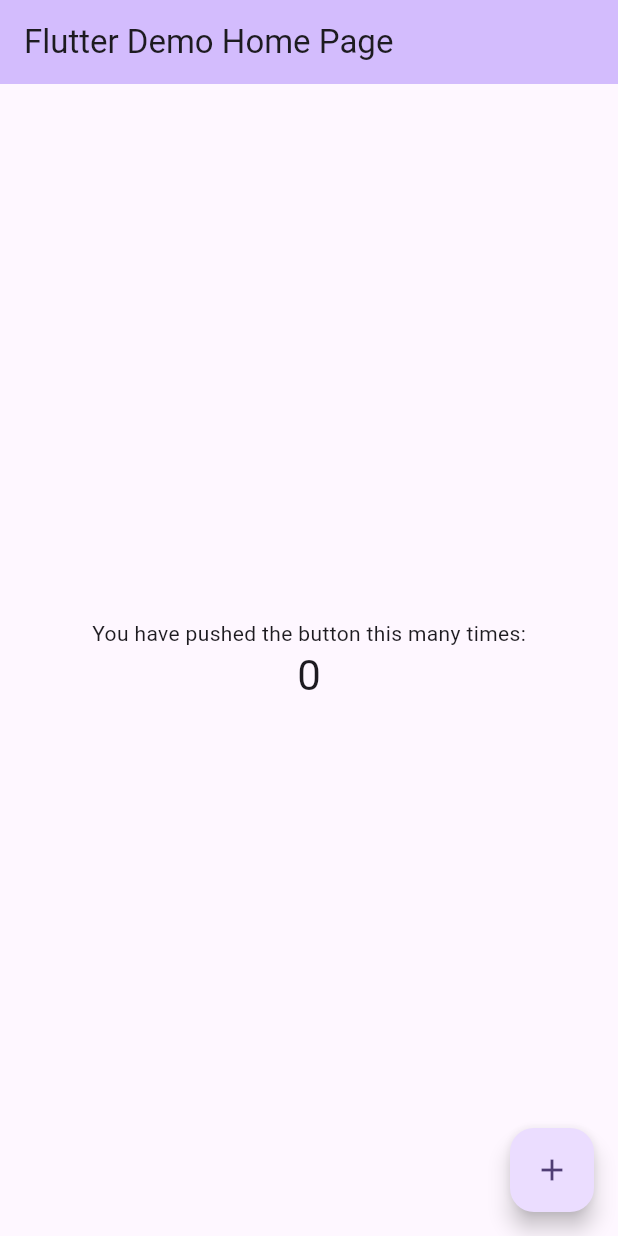
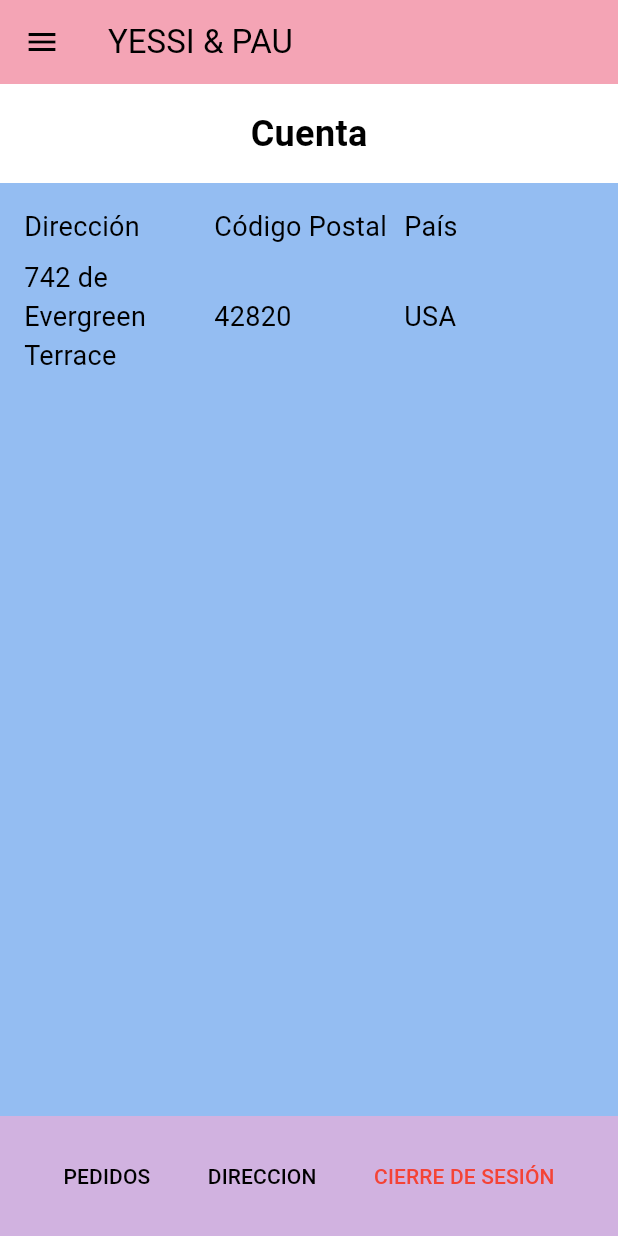
Before and after one commit to Padilla1403/YESSI_AND_PAU_COSMETICS, a Flutter app: the screen it shows after launch, on a phone screen of 412 x 824 dp. Run offline on Flutter 3.47's test engine with Material 3 defaults, Android fonts, the phone set to English and light mode, and no system bars.

```diff
--- a/lib/main.dart
+++ b/lib/main.dart
@@ -1,125 +1,116 @@
 import 'package:flutter/material.dart';
 
 void main() {
-  runApp(const MyApp());
+  runApp(MyApp());
 }
 
 class MyApp extends StatelessWidget {
-  const MyApp({super.key});
-
-  // This widget is the root of your application.
   @override
   Widget build(BuildContext context) {
     return MaterialApp(
-      title: 'Flutter Demo',
-      theme: ThemeData(
-        // This is the theme of your application.
-        //
-        // TRY THIS: Try running your application with "flutter run". You'll see
-        // the application has a purple toolbar. Then, without quitting the app,
-        // try changing the seedColor in the colorScheme below to Colors.green
-        // and then invoke "hot reload" (save your changes or press the "hot
-        // reload" button in a Flutter-supported IDE, or press "r" if you used
-        // the command line to start the app).
-        //
-        // Notice that the counter didn't reset back to zero; the application
-        // state is not lost during the reload. To reset the state, use hot
-        // restart instead.
-        //
-        // This works for code too, not just values: Most code changes can be
-        // tested with just a hot reload.
-        colorScheme: ColorScheme.fromSeed(seedColor: Colors.deepPurple),
-        useMaterial3: true,
-      ),
-      home: const MyHomePage(title: 'Flutter Demo Home Page'),
+      home: AccountPage(),
     );
   }
 }
 
-class MyHomePage extends StatefulWidget {
-  const MyHomePage({super.key, required this.title});
-
-  // This widget is the home page of your application. It is stateful, meaning
-  // that it has a State object (defined below) that contains fields that affect
-  // how it looks.
-
-  // This class is the configuration for the state. It holds the values (in this
-  // case the title) provided by the parent (in this case the App widget) and
-  // used by the build method of the State. Fields in a Widget subclass are
-  // always marked "final".
-
-  final String title;
-
-  @override
-  State<MyHomePage> createState() => _MyHomePageState();
-}
-
-class _MyHomePageState extends State<MyHomePage> {
-  int _counter = 0;
-
-  void _incrementCounter() {
-    setState(() {
-      // This call to setState tells the Flutter framework that something has
-      // changed in this State, which causes it to rerun the build method below
-      // so that the display can reflect the updated values. If we changed
-      // _counter without calling setState(), then the build method would not be
-      // called again, and so nothing would appear to happen.
-      _counter++;
-    });
-  }
-
+class AccountPage extends StatelessWidget {
   @override
   Widget build(BuildContext context) {
-    // This method is rerun every time setState is called, for instance as done
-    // by the _incrementCounter method above.
-    //
-    // The Flutter framework has been optimized to make rerunning build methods
-    // fast, so that you can just rebuild anything that needs updating rather
-    // than having to individually change instances of widgets.
     return Scaffold(
       appBar: AppBar(
-        // TRY THIS: Try changing the color here to a specific color (to
-        // Colors.amber, perhaps?) and trigger a hot reload to see the AppBar
-        // change color while the other colors stay the same.
-        backgroundColor: Theme.of(context).colorScheme.inversePrimary,
-        // Here we take the value from the MyHomePage object that was created by
-        // the App.build method, and use it to set our appbar title.
-        title: Text(widget.title),
+        title: Text(
+          'YESSI & PAU',
+          style: TextStyle(color: Colors.black),
+        ),
+        backgroundColor: Color(0xFFF4A4B5),
+        elevation: 0,
+        leading: IconButton(
+          icon: Icon(Icons.menu, color: Colors.black),
+          onPressed: () {},
+        ),
       ),
-      body: Center(
-        // Center is a layout widget. It takes a single child and positions it
-        // in the middle of the parent.
-        child: Column(
-          // Column is also a layout widget. It takes a list of children and
-          // arranges them vertically. By default, it sizes itself to fit its
-          // children horizontally, and tries to be as tall as its parent.
-          //
-          // Column has various properties to control how it sizes itself and
-          // how it positions its children. Here we use mainAxisAlignment to
-          // center the children vertically; the main axis here is the vertical
-          // axis because Columns are vertical (the cross axis would be
-          // horizontal).
-          //
-          // TRY THIS: Invoke "debug painting" (choose the "Toggle Debug Paint"
-          // action in the IDE, or press "p" in the console), to see the
-          // wireframe for each widget.
-          mainAxisAlignment: MainAxisAlignment.center,
-          children: <Widget>[
-            const Text(
-              'You have pushed the button this many times:',
+      body: Column(
+        children: [
+          Container(
+            color: Colors.white,
+            padding: EdgeInsets.symmetric(vertical: 16.0),
+            child: Center(
+              child: Text(
+                'Cuenta',
+                style: TextStyle(
+                    fontSize: 24,
+                    fontWeight: FontWeight.bold,
+                    color: Colors.black),
+              ),
             ),
-            Text(
-              '$_counter',
-              style: Theme.of(context).textTheme.headlineMedium,
+          ),
+          Expanded(
+            child: Container(
+              color: Color(0xFF94BDF2),
+              padding: EdgeInsets.all(16.0),
+              child: Column(
+                crossAxisAlignment: CrossAxisAlignment.start,
+                children: [
+                  Row(
+                    children: [
+                      Expanded(
+                          child: Text('Dirección',
+                              style: TextStyle(
+                                  fontSize: 18, color: Colors.black))),
+                      Expanded(
+                          child: Text('Código Postal',
+                              style: TextStyle(
+                                  fontSize: 18, color: Colors.black))),
+                      Expanded(
+                          child: Text('País',
+                              style: TextStyle(
+                                  fontSize: 18, color: Colors.black))),
+                    ],
+                  ),
+                  SizedBox(height: 8.0),
+                  Row(
+                    children: [
+                      Expanded(
+                          child: Text('742 de Evergreen Terrace',
+                              style: TextStyle(
+                                  fontSize: 18, color: Colors.black))),
+                      Expanded(
+                          child: Text('42820',
+                              style: TextStyle(
+                                  fontSize: 18, color: Colors.black))),
+                      Expanded(
+                          child: Text('USA',
+                              style: TextStyle(
+                                  fontSize: 18, color: Colors.black))),
+                    ],
+                  ),
+                ],
+              ),
+            ),
+          ),
+        ],
+      ),
+      bottomNavigationBar: BottomAppBar(
+        color: Color(0xFFD1B2E0),
+        child: Row(
+          mainAxisAlignment: MainAxisAlignment.spaceEvenly,
+          children: [
+            TextButton(
+              onPressed: () {},
+              child: Text('PEDIDOS', style: TextStyle(color: Colors.black)),
+            ),
+            TextButton(
+              onPressed: () {},
+              child: Text('DIRECCION', style: TextStyle(color: Colors.black)),
+            ),
+            TextButton(
+              onPressed: () {},
+              child:
+                  Text('CIERRE DE SESIÓN', style: TextStyle(color: Colors.red)),
             ),
           ],
         ),
       ),
-      floatingActionButton: FloatingActionButton(
-        onPressed: _incrementCounter,
-        tooltip: 'Increment',
-        child: const Icon(Icons.add),
-      ), // This trailing comma makes auto-formatting nicer for build methods.
     );
   }
 }
```
Also changed, not shown: 1 other file.
